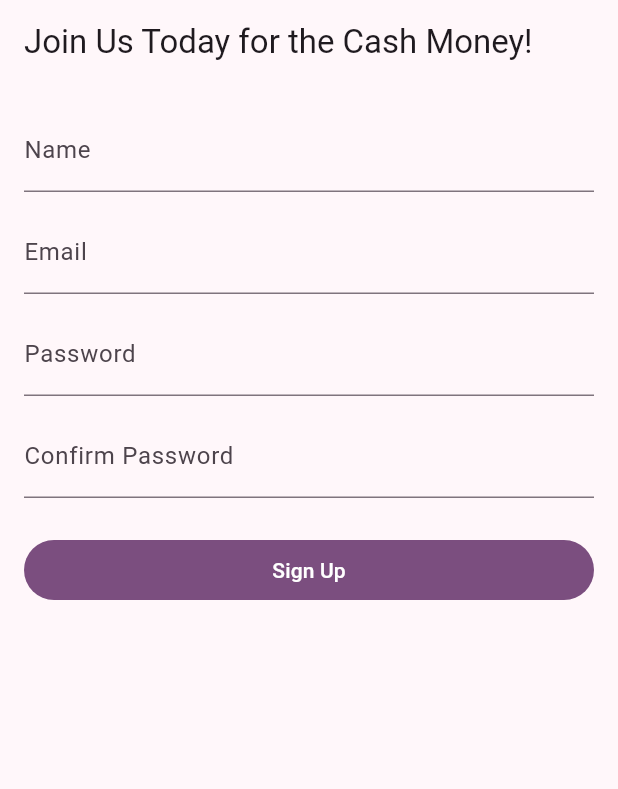
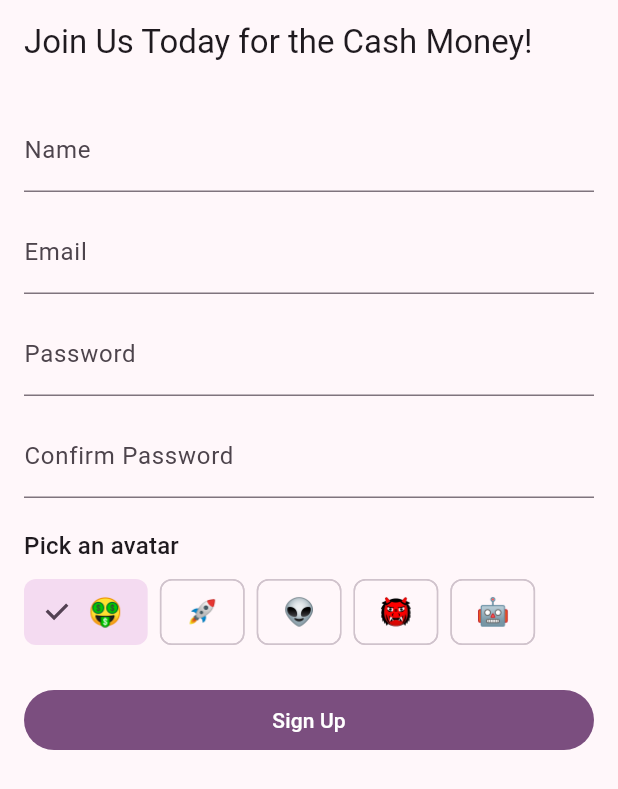
Before and after one commit to NickJohnson06/signup_app, a Flutter app: the screen it shows after launch, on a phone screen of 412 x 824 dp. Shown: the top 789 px of the screen. Run offline on Flutter 3.47's test engine with Material 3 defaults, Android fonts, the phone set to English and light mode, and no system bars.

Commit message:
Add emoji avatar picker and show avatar on WelcomeScreen

```diff
--- a/lib/main.dart
+++ b/lib/main.dart
@@ -34,6 +34,9 @@ class _SignupPageState extends State<SignupPage> {
   final TextEditingController _passwordController = TextEditingController();
   final TextEditingController _confirmPasswordController = TextEditingController();
 
+  final List<String> _avatars = const ['🤑', '🚀', '👽', '👹', '🤖'];
+  String _selectedAvatar = '🤑';
+
   @override
   void dispose() {
     _nameController.dispose();
@@ -49,7 +52,7 @@ class _SignupPageState extends State<SignupPage> {
         MaterialPageRoute(
           builder: (_) => WelcomeScreen(
             name: _nameController.text.trim(),
-            avatarEmoji: '😊',
+            avatarEmoji: _selectedAvatar,
           ),
         ),
       );
@@ -112,6 +115,20 @@ class _SignupPageState extends State<SignupPage> {
                       : 'Passwords do not match';
                 },
               ),
+              const SizedBox(height: 20),
+              Text('Pick an avatar', style: Theme.of(context).textTheme.titleMedium),
+              const SizedBox(height: 8),
+              Wrap(
+                spacing: 8,
+                children: _avatars.map((e) {
+                  final selected = _selectedAvatar == e;
+                  return ChoiceChip(
+                    label: Text(e, style: const TextStyle(fontSize: 18)),
+                    selected: selected,
+                    onSelected: (_) => setState(() => _selectedAvatar = e),
+                  );
+                }).toList(),
+              ),
               const SizedBox(height: 24),
               FilledButton(
                 onPressed: _submit,
@@ -137,13 +154,17 @@ class WelcomeScreen extends StatefulWidget {
 class _WelcomeScreenState extends State<WelcomeScreen> {
   @override
   Widget build(BuildContext context) {
+    final title = 'Welcome, ${widget.name}!';
     return Scaffold(
       appBar: AppBar(title: const Text('Welcome')),
       body: Center(
-        child: Text(
-          'Welcome, ${widget.name}!',
-          style: Theme.of(context).textTheme.headlineMedium,
-          textAlign: TextAlign.center,
+        child: Column(
+          mainAxisSize: MainAxisSize.min,
+          children: [
+            Text(widget.avatarEmoji, style: const TextStyle(fontSize: 72)),
+            const SizedBox(height: 16),
+            Text(title, style: Theme.of(context).textTheme.headlineMedium, textAlign: TextAlign.center),
+          ],
         ),
       ),
     );
```
